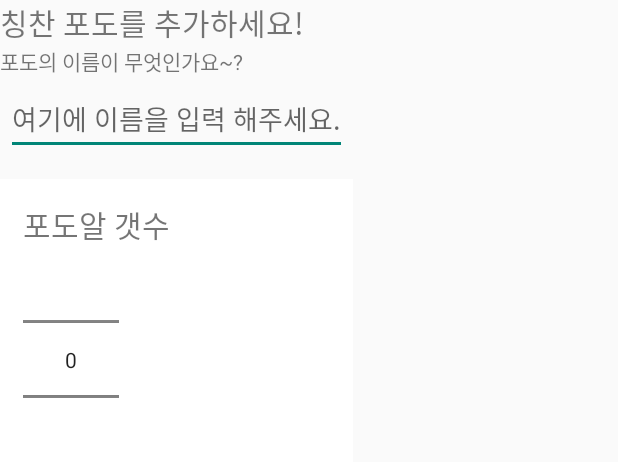
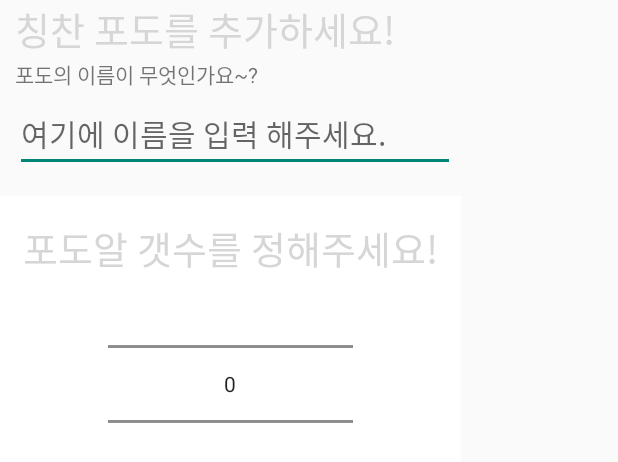
Before and after one commit to racheland/mangobongo, an Android app: the layout add_grape.xml on its own in the app's theme, with its tools: preview values and no code run, on a phone screen of 412 x 824 dp. Shown: the top 462 px of the screen. Run offline under Robolectric (Android 15) with nearby library versions, the phone set to English and light mode, and no system bars.

Commit message:
- 포도추가창 폴리싱

```diff
--- a/app/src/main/res/layout/add_grape.xml
+++ b/app/src/main/res/layout/add_grape.xml
@@ -9,15 +9,18 @@
         android:layout_width="match_parent"
         android:layout_height="wrap_content"
         android:scaleType="center"
-        android:textSize="20dp"
-        android:text="@string/add_grape" />
+        android:textSize="25dp"
+        android:text="@string/add_grape"
+        android:layout_marginLeft="10dp"
+        android:textColor="@color/success_color"/>
 
 
     <TextView
         android:layout_width="match_parent"
         android:layout_height="wrap_content"
         android:scaleType="center"
-        android:text="@string/grape_name" />
+        android:text="@string/grape_name"
+        android:layout_marginLeft="10dp"/>
 
     <EditText
         android:id="@+id/grape_name"
@@ -25,11 +28,12 @@
         android:layout_width="match_parent"
         android:layout_height="wrap_content"
         android:layout_marginTop="4dp"
-        android:layout_marginLeft="4dp"
+        android:layout_marginLeft="10dp"
         android:layout_marginRight="4dp"
         android:layout_marginBottom="16dp"
         android:fontFamily="sans-serif"
-        android:hint="여기에 이름을 입력 해주세요."/>
+        android:hint="여기에 이름을 입력 해주세요."
+        android:textSize="20dp"/>
 
 <RelativeLayout
     xmlns:android="http://schemas.android.com/apk/res/android"
@@ -46,15 +50,17 @@
         android:id="@+id/tv"
         android:layout_width="wrap_content"
         android:layout_height="wrap_content"
-        android:textSize="20dp"
+        android:textSize="25dp"
         android:text="@string/num_grape"
-        />
+        android:textColor="@color/success_color"/>
+
     <NumberPicker
         android:id="@+id/number_picker"
-        android:layout_width="wrap_content"
-        android:layout_height="150dp"
+        android:layout_width="163dp"
+        android:layout_height="120dp"
         android:layout_below="@id/tv"
-        />
+        android:layout_centerHorizontal="true"
+        android:layout_marginTop="11dp" />
 </RelativeLayout>
 
 </LinearLayout>
--- a/app/src/main/res/values/strings.xml
+++ b/app/src/main/res/values/strings.xml
@@ -17,7 +17,7 @@
     <string name="cancel">취 소</string>
     <string name="confirm">확 인</string>
     <string name="add_grape">칭찬 포도를 추가하세요!</string>
-    <string name="num_grape">포도알 갯수</string>
+    <string name="num_grape">포도알 갯수를 정해주세요!</string>
 
     <string name="hello_world">Hello world!</string>
     <string name="action_settings">Settings</string>
```
